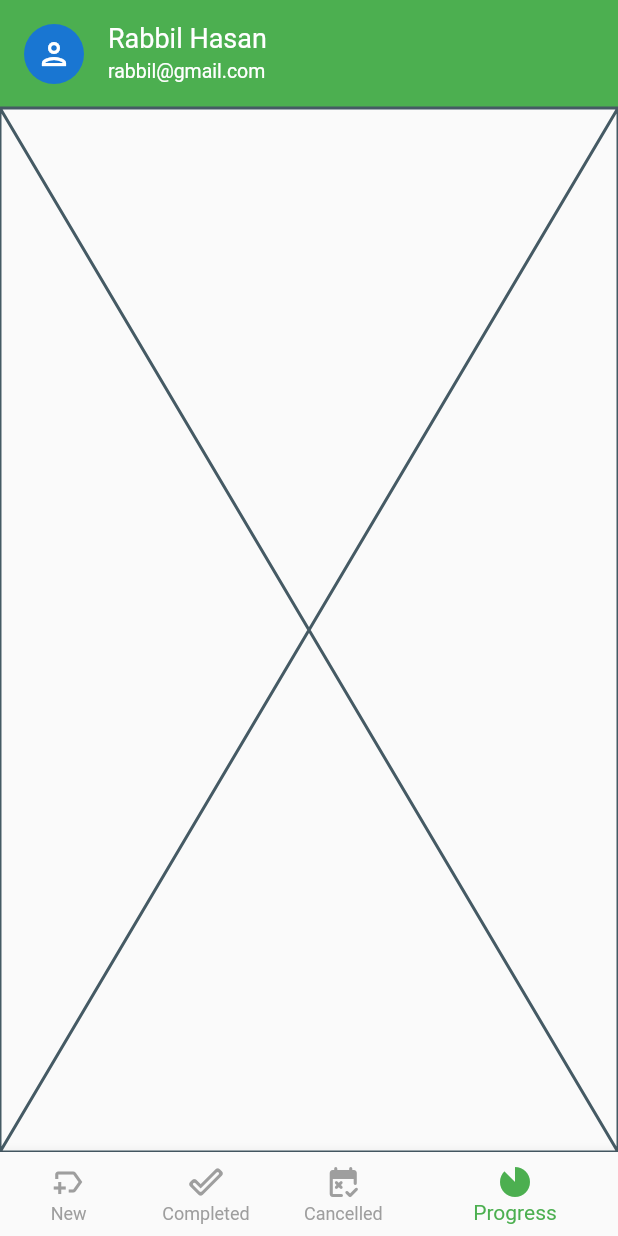
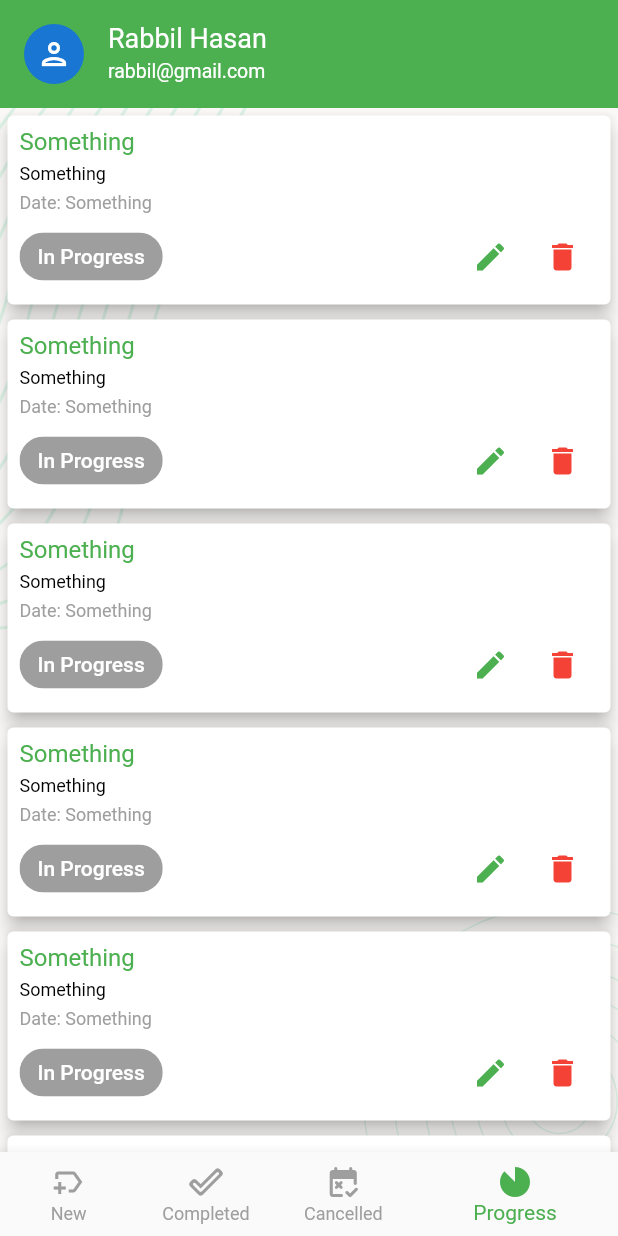
Before and after one commit to arif-srabon/TaskManager, a Flutter app: the MainBottomNavBarScreen screen opened directly, item 4 of the bottom bar chosen, on a phone screen of 412 x 824 dp. Run offline on Flutter 3.47's test engine with Material 2 defaults, Android fonts, the phone set to English and light mode, and no system bars; our stand-ins replace flutter_svg, pin_code_fields.

Commit message:
all task list item screen done

```diff
--- a/lib/ui/screens/progress_task_screen.dart
+++ b/lib/ui/screens/progress_task_screen.dart
@@ -1,5 +1,6 @@
-
 import 'package:flutter/material.dart';
+import 'package:task_manager/ui/widgets/screen_background_widget.dart';
+import 'package:task_manager/ui/widgets/task_list_item.dart';
 
 class ProgressTaskScreen extends StatefulWidget {
   const ProgressTaskScreen({Key? key}) : super(key: key);
@@ -11,6 +12,19 @@ class ProgressTaskScreen extends StatefulWidget {
 class _ProgressTaskScreenState extends State<ProgressTaskScreen> {
   @override
   Widget build(BuildContext context) {
-    return Placeholder();
+    return ScreenBackgroud(
+        widget: ListView.builder(
+            itemCount: 10,
+            itemBuilder: (context, index) {
+              return TaskItemWidget(
+                titleOfTask: 'Something',
+                descriptionOfTask: 'Something',
+                dateOfTask: 'Something',
+                typeOfTask: 'In Progress',
+                onEditPress: () {},
+                onDeletePress: () {},
+                chipBackgroundColor: Colors.grey,
+              );
+            }));
   }
 }
--- a/lib/ui/widgets/task_list_item.dart
+++ b/lib/ui/widgets/task_list_item.dart
@@ -9,6 +9,7 @@ class TaskItemWidget extends StatelessWidget {
     required this.typeOfTask,
     required this.onEditPress,
     required this.onDeletePress,
+    this.chipBackgroundColor,
   });
 
   final String titleOfTask;
@@ -16,6 +17,7 @@ class TaskItemWidget extends StatelessWidget {
   final String dateOfTask;
   final String typeOfTask;
   final VoidCallback onEditPress, onDeletePress;
+  final Color? chipBackgroundColor;
 
   @override
   Widget build(BuildContext context) {
@@ -58,7 +60,7 @@ class TaskItemWidget extends StatelessWidget {
                           typeOfTask,
                           style: TextStyle(color: Colors.white),
                         ),
-                        backgroundColor: Colors.blue,
+                        backgroundColor: chipBackgroundColor ?? Colors.blue,
                       ),
                       Spacer(),
                       IconButton(
```
Also changed, not shown: lib/ui/screens/cancelled_task_screen.dart (+16 -2 lines), lib/ui/screens/completed_task_screen.dart (+16 -2 lines).
